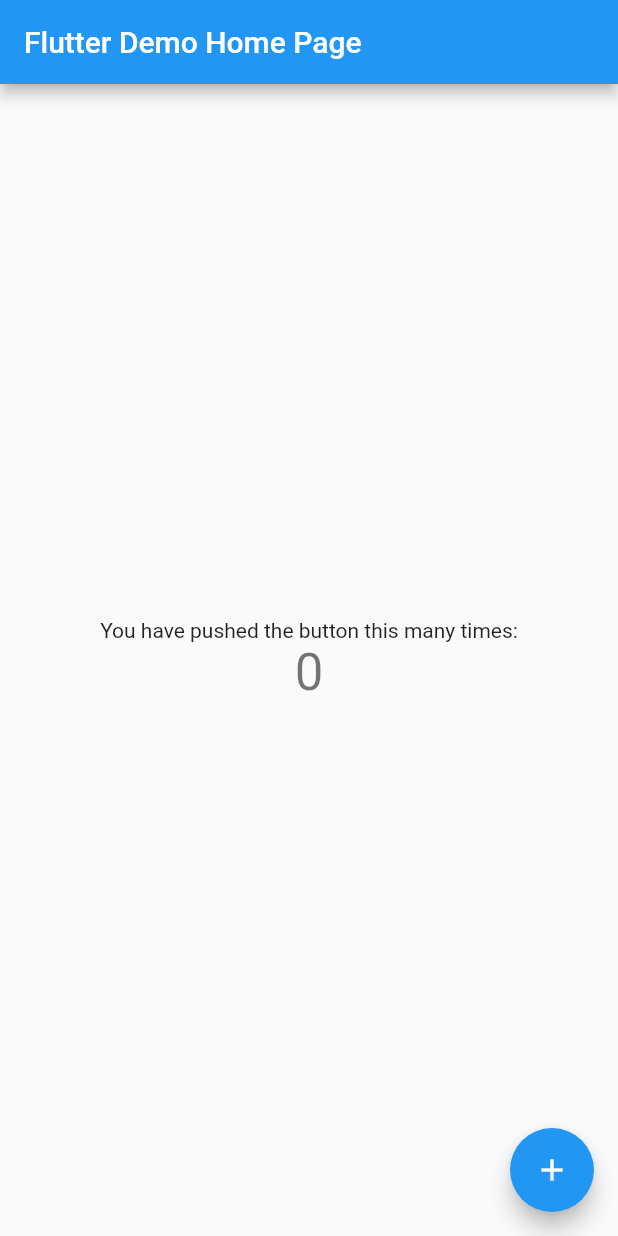
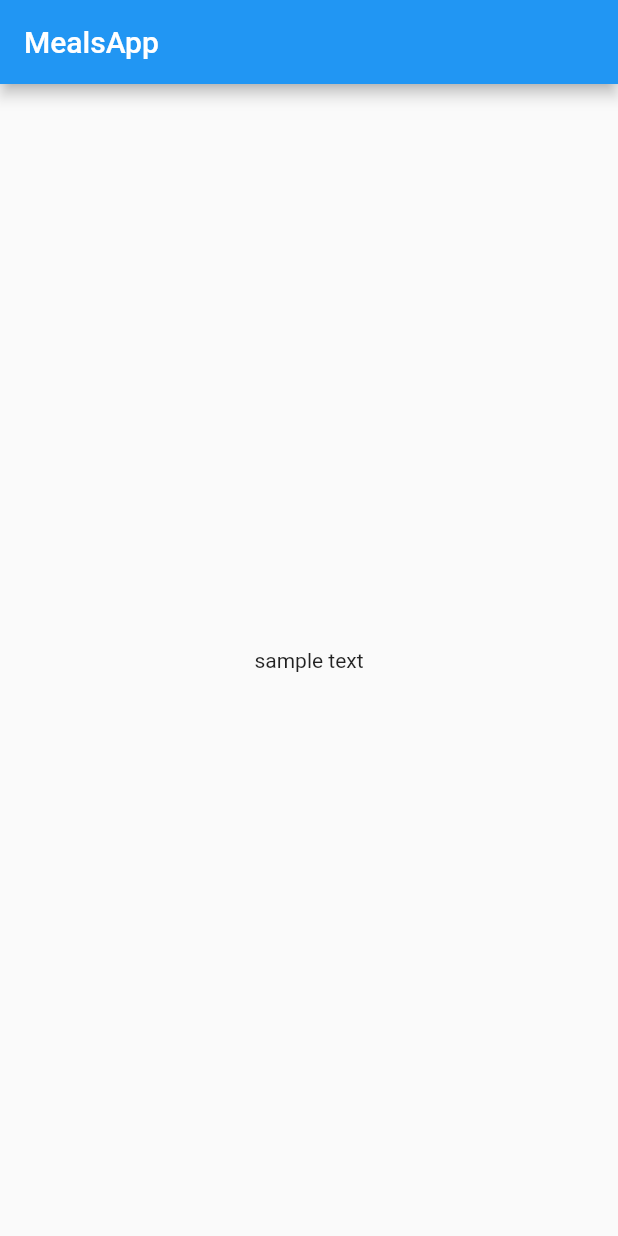
Before and after one commit to hiroshimuto9/flutter_meals_app, a Flutter app: the screen it shows after launch, on a phone screen of 412 x 824 dp. Run offline on Flutter 3.47's test engine with Material 2 defaults, Android fonts, the phone set to English and light mode, and no system bars.

Commit message:
delete: delete unused code

```diff
--- a/lib/main.dart
+++ b/lib/main.dart
@@ -5,113 +5,34 @@ void main() {
 }
 
 class MyApp extends StatelessWidget {
-  // This widget is the root of your application.
   @override
   Widget build(BuildContext context) {
     return MaterialApp(
       title: 'Flutter Demo',
       theme: ThemeData(
-        // This is the theme of your application.
-        //
-        // Try running your application with "flutter run". You'll see the
-        // application has a blue toolbar. Then, without quitting the app, try
-        // changing the primarySwatch below to Colors.green and then invoke
-        // "hot reload" (press "r" in the console where you ran "flutter run",
-        // or simply save your changes to "hot reload" in a Flutter IDE).
-        // Notice that the counter didn't reset back to zero; the application
-        // is not restarted.
         primarySwatch: Colors.blue,
-        // This makes the visual density adapt to the platform that you run
-        // the app on. For desktop platforms, the controls will be smaller and
-        // closer together (more dense) than on mobile platforms.
-        visualDensity: VisualDensity.adaptivePlatformDensity,
       ),
-      home: MyHomePage(title: 'Flutter Demo Home Page'),
+      home: MyHomePage(),
     );
   }
 }
 
 class MyHomePage extends StatefulWidget {
-  MyHomePage({Key key, this.title}) : super(key: key);
-
-  // This widget is the home page of your application. It is stateful, meaning
-  // that it has a State object (defined below) that contains fields that affect
-  // how it looks.
-
-  // This class is the configuration for the state. It holds the values (in this
-  // case the title) provided by the parent (in this case the App widget) and
-  // used by the build method of the State. Fields in a Widget subclass are
-  // always marked "final".
-
-  final String title;
-
   @override
   _MyHomePageState createState() => _MyHomePageState();
 }
 
 class _MyHomePageState extends State<MyHomePage> {
-  int _counter = 0;
-
-  void _incrementCounter() {
-    setState(() {
-      // This call to setState tells the Flutter framework that something has
-      // changed in this State, which causes it to rerun the build method below
-      // so that the display can reflect the updated values. If we changed
-      // _counter without calling setState(), then the build method would not be
-      // called again, and so nothing would appear to happen.
-      _counter++;
-    });
-  }
 
   @override
   Widget build(BuildContext context) {
-    // This method is rerun every time setState is called, for instance as done
-    // by the _incrementCounter method above.
-    //
-    // The Flutter framework has been optimized to make rerunning build methods
-    // fast, so that you can just rebuild anything that needs updating rather
-    // than having to individually change instances of widgets.
     return Scaffold(
       appBar: AppBar(
-        // Here we take the value from the MyHomePage object that was created by
-        // the App.build method, and use it to set our appbar title.
-        title: Text(widget.title),
+        title: Text('MealsApp'),
       ),
       body: Center(
-        // Center is a layout widget. It takes a single child and positions it
-        // in the middle of the parent.
-        child: Column(
-          // Column is also a layout widget. It takes a list of children and
-          // arranges them vertically. By default, it sizes itself to fit its
-          // children horizontally, and tries to be as tall as its parent.
-          //
-          // Invoke "debug painting" (press "p" in the console, choose the
-          // "Toggle Debug Paint" action from the Flutter Inspector in Android
-          // Studio, or the "Toggle Debug Paint" command in Visual Studio Code)
-          // to see the wireframe for each widget.
-          //
-          // Column has various properties to control how it sizes itself and
-          // how it positions its children. Here we use mainAxisAlignment to
-          // center the children vertically; the main axis here is the vertical
-          // axis because Columns are vertical (the cross axis would be
-          // horizontal).
-          mainAxisAlignment: MainAxisAlignment.center,
-          children: <Widget>[
-            Text(
-              'You have pushed the button this many times:',
-            ),
-            Text(
-              '$_counter',
-              style: Theme.of(context).textTheme.headline4,
-            ),
-          ],
-        ),
+        child: Text('sample text'),
       ),
-      floatingActionButton: FloatingActionButton(
-        onPressed: _incrementCounter,
-        tooltip: 'Increment',
-        child: Icon(Icons.add),
-      ), // This trailing comma makes auto-formatting nicer for build methods.
     );
   }
 }
```
